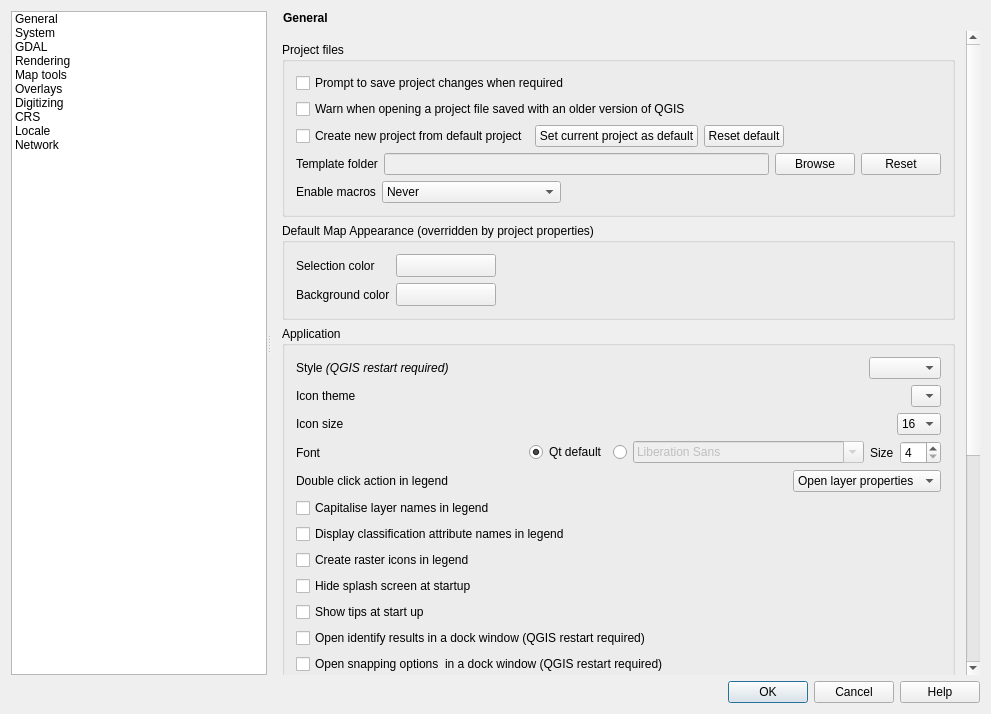
Qt form src/ui/qgsoptionsbase.ui (carsmie/QGIS) before a commit.
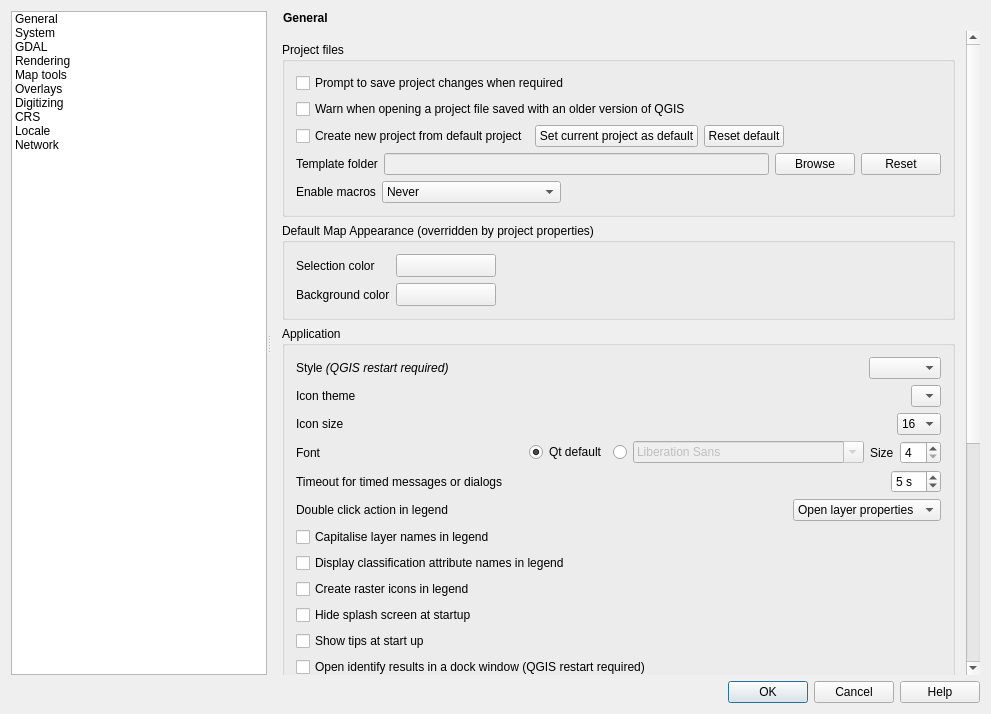
The same form after that commit. Icons and pictures are not drawn. Custom widgets are drawn as their Qt base class.

Commit message:
Add stop/start and user default option for timeout of timed QgsMessageBars
- Add pause/start icons to timeout countdown progress bar
- Add user-defined option for general message timeouts
- [API] Add get/set methods for general message timeouts to QgisApp

The edit to the form file:
```diff
--- a/src/ui/qgsoptionsbase.ui
+++ b/src/ui/qgsoptionsbase.ui
@@ -258,7 +258,7 @@
                 <x>0</x>
                 <y>0</y>
                 <width>690</width>
-                <height>1036</height>
+                <height>1073</height>
                </rect>
               </property>
               <layout class="QGridLayout" name="gridLayout">
@@ -465,6 +465,52 @@
                     </item>
                    </layout>
                   </item>
+                  <item>
+                   <layout class="QHBoxLayout" name="horizontalLayout_28">
+                    <item>
+                     <widget class="QLabel" name="mInfoBarTimeoutLabel">
+                      <property name="sizePolicy">
+                       <sizepolicy hsizetype="Maximum" vsizetype="Preferred">
+                        <horstretch>0</horstretch>
+                        <verstretch>0</verstretch>
+                       </sizepolicy>
+                      </property>
+                      <property name="text">
+                       <string>Timeout for timed messages or dialogs</string>
+                      </property>
+                     </widget>
+                    </item>
+                    <item>
+                     <spacer name="horizontalSpacer_13">
+                      <property name="orientation">
+                       <enum>Qt::Horizontal</enum>
+                      </property>
+                      <property name="sizeHint" stdset="0">
+                       <size>
+                        <width>40</width>
+                        <height>20</height>
+                       </size>
+                      </property>
+                     </spacer>
+                    </item>
+                    <item>
+                     <widget class="QSpinBox" name="mInfoBarTimeoutSpnBx">
+                      <property name="suffix">
+                       <string> s</string>
+                      </property>
+                      <property name="minimum">
+                       <number>2</number>
+                      </property>
+                      <property name="maximum">
+                       <number>20</number>
+                      </property>
+                      <property name="value">
+                       <number>5</number>
+                      </property>
+                     </widget>
+                    </item>
+                   </layout>
+                  </item>
                   <item>
                    <layout class="QHBoxLayout" name="horizontalLayout_8">
                     <item>
```
The commit also changes 10 other files.
